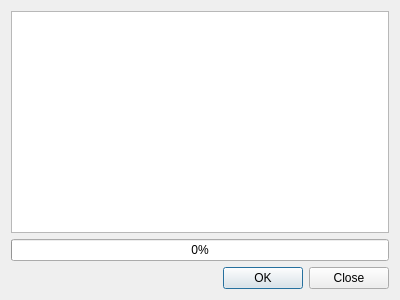
nextgis/UMD_GLAD, file umdclassificationdialogbase.ui: the form before one commit.
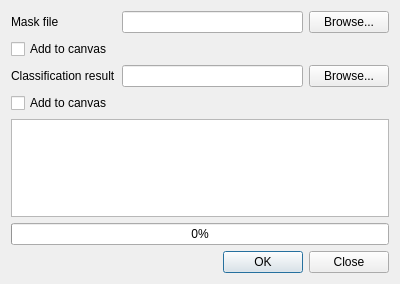
The form after the commit.

Commit message: use userdefined filenames for mask and output files

The edit to the form file:
```diff
--- a/umdclassificationdialogbase.ui
+++ b/umdclassificationdialogbase.ui
@@ -7,14 +7,14 @@
     <x>0</x>
     <y>0</y>
     <width>400</width>
-    <height>300</height>
+    <height>284</height>
    </rect>
   </property>
   <property name="windowTitle">
    <string>Classification</string>
   </property>
   <layout class="QGridLayout" name="gridLayout">
-   <item row="0" column="0">
+   <item row="6" column="0" colspan="3">
     <widget class="QPlainTextEdit" name="edLog">
      <property name="undoRedoEnabled">
       <bool>false</bool>
@@ -27,14 +27,41 @@
      </property>
     </widget>
    </item>
-   <item row="1" column="0">
+   <item row="4" column="0">
+    <widget class="QLabel" name="label_2">
+     <property name="text">
+      <string>Classification result</string>
+     </property>
+    </widget>
+   </item>
+   <item row="4" column="1">
+    <widget class="QLineEdit" name="leOutputFile"/>
+   </item>
+   <item row="2" column="2">
+    <widget class="QPushButton" name="btnSelectMask">
+     <property name="text">
+      <string>Browse...</string>
+     </property>
+    </widget>
+   </item>
+   <item row="2" column="1">
+    <widget class="QLineEdit" name="leMaskFile"/>
+   </item>
+   <item row="2" column="0">
+    <widget class="QLabel" name="label">
+     <property name="text">
+      <string>Mask file</string>
+     </property>
+    </widget>
+   </item>
+   <item row="7" column="0" colspan="3">
     <widget class="QProgressBar" name="progressBar">
      <property name="value">
       <number>0</number>
      </property>
     </widget>
    </item>
-   <item row="2" column="0">
+   <item row="8" column="0" colspan="3">
     <widget class="QDialogButtonBox" name="buttonBox">
      <property name="orientation">
       <enum>Qt::Horizontal</enum>
@@ -44,6 +71,27 @@
      </property>
     </widget>
    </item>
+   <item row="3" column="0" colspan="2">
+    <widget class="QCheckBox" name="chkAddMask">
+     <property name="text">
+      <string>Add to canvas</string>
+     </property>
+    </widget>
+   </item>
+   <item row="5" column="0" colspan="3">
+    <widget class="QCheckBox" name="chkAddOutput">
+     <property name="text">
+      <string>Add to canvas</string>
+     </property>
+    </widget>
+   </item>
+   <item row="4" column="2">
+    <widget class="QPushButton" name="btnSelectOutput">
+     <property name="text">
+      <string>Browse...</string>
+     </property>
+    </widget>
+   </item>
   </layout>
  </widget>
  <resources/>
```
The commit also changes 2 other files.
